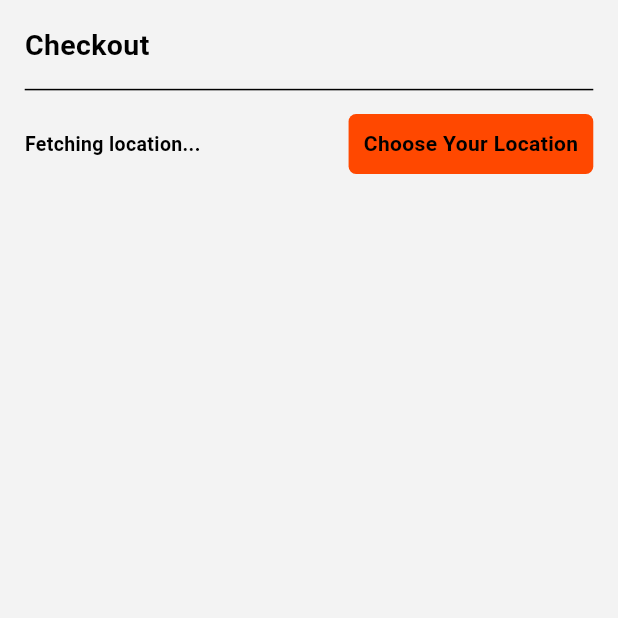
After one commit to Ahmedx44/food_hub, a Flutter app: the CheckoutPage screen opened directly, on a phone screen of 412 x 824 dp, the top half of it. The commit adds this screen. Run offline on Flutter 3.47's test engine with Material 3 defaults, Android fonts, the phone set to English and light mode, and no system bars; our stand-ins replace awesome_bottom_bar, bloc, carousel_slider, cloud_firestore, dartz, extended_image and 16 more; missing offline and left inert: geolocator_platform_interface; accounts and stored records are empty; network calls fail.

Commit message:
"Updated theme, widgets, and plugins in Flutter app, including changes to colors, layouts, and added url_launcher plugin."

```diff
--- a/lib/core/theme/theme.dart
+++ b/lib/core/theme/theme.dart
@@ -11,7 +11,7 @@ final ThemeData lightMode = ThemeData(
       onPrimary: Colors.black,
       onSecondary: Colors.black,
       onTertiary: Colors.white,
-  ),
+      tertiary: const Color.fromARGB(255, 243, 243, 243)),
   textTheme: const TextTheme(
     bodyLarge: TextStyle(color: Colors.black),
     bodyMedium: TextStyle(color: Colors.black),
@@ -22,21 +22,19 @@ final ThemeData lightMode = ThemeData(
 final ThemeData darkMode = ThemeData(
   scaffoldBackgroundColor: Colors.black,
   colorScheme: ColorScheme.dark(
-    primary:
-        const Color.fromARGB(255, 255, 72, 0), // Keep primary color the same
-    onPrimaryContainer:
-        const Color.fromARGB(255, 252, 178, 148), // Keep this color as is
-    secondary: Colors.grey[800]!, // Darker shade for secondary
-    onSecondaryContainer: const Color.fromARGB(
-        255, 40, 40, 40), // Darker shade for secondary container
-    surface: Colors.grey[900]!, // Dark surface color
-    onPrimary: Colors.white, // Change onPrimary to white for contrast
-    onSecondary: Colors.white, // Change onSecondary to white for contrast
-    onTertiary: Colors.black, // Change onTertiary to black for contrast
+    primary: const Color.fromARGB(255, 255, 72, 0),
+    onPrimaryContainer: const Color.fromARGB(255, 252, 178, 148),
+    secondary: Colors.grey[800]!,
+    onSecondaryContainer: const Color.fromARGB(255, 40, 40, 40),
+    surface: Colors.grey[900]!,
+    onPrimary: Colors.white,
+    onSecondary: Colors.white,
+    onTertiary: Colors.black,
+    tertiary: const Color.fromARGB(255, 31, 31, 31),
   ),
   textTheme: const TextTheme(
-    bodyLarge: TextStyle(color: Colors.white), // White text for body large
-    bodyMedium: TextStyle(color: Colors.white), // White text for body medium
-    bodySmall: TextStyle(color: Colors.grey), // Keep small text grey
+    bodyLarge: TextStyle(color: Colors.white),
+    bodyMedium: TextStyle(color: Colors.white),
+    bodySmall: TextStyle(color: Colors.grey),
   ),
 );
--- a/lib/features/auth/presentation/pages/login.dart
+++ b/lib/features/auth/presentation/pages/login.dart
@@ -33,7 +33,7 @@ class _LoginPageState extends State<LoginPage> {
         child: SingleChildScrollView(
           child: Column(
             crossAxisAlignment: CrossAxisAlignment.start,
-            mainAxisAlignment: MainAxisAlignment.center,
+            mainAxisAlignment: MainAxisAlignment.spaceBetween,
             children: [
               Column(
                 crossAxisAlignment: CrossAxisAlignment.start,
@@ -112,9 +112,7 @@ class _LoginPageState extends State<LoginPage> {
                   ),
                 ],
               ),
-              SizedBox(
-                height: MediaQuery.of(context).size.height * 0.02,
-              ),
+
               Center(
                 child: ElevatedButton(
                   onPressed: () async {
--- /dev/null
+++ b/lib/features/cart/presentation/page/checkout_page.dart
@@ -0,0 +1,115 @@
+import 'package:flutter/material.dart';
+import 'package:food_hub/features/home/domain/usecase/get_location_usecase.dart';
+import 'package:food_hub/service_locator.dart';
+import 'package:geocoding/geocoding.dart';
+import 'package:geolocator/geolocator.dart';
+import 'package:go_router/go_router.dart';
+
+class CheckoutPage extends StatefulWidget {
+  const CheckoutPage({super.key});
+
+  @override
+  State<CheckoutPage> createState() => _CheckoutPageState();
+}
+
+class _CheckoutPageState extends State<CheckoutPage> {
+  Position? location;
+  List<Placemark>? place;
+
+  // Get current location
+  void getLocation() async {
+    final result = await sl<GetLocationUsecase>().call();
+    result.fold((ifLeft) {}, (ifRight) {
+      setState(() {
+        location = ifRight;
+      });
+      getPlacemark(); // Fetch placemark after getting location
+    });
+  }
+
+  // Get placemark from location coordinates
+  Future<void> getPlacemark() async {
+    if (location != null) {
+      List<Placemark> placemarks = await placemarkFromCoordinates(
+          location!.latitude, location!.longitude);
+      setState(() {
+        place = placemarks;
+      });
+    }
+  }
+
+  @override
+  void initState() {
+    super.initState();
+    getLocation();
+  }
+
+  @override
+  Widget build(BuildContext context) {
+    return Scaffold(
+      backgroundColor: Theme.of(context).colorScheme.tertiary,
+      body: Container(
+        padding: EdgeInsets.all(MediaQuery.of(context).size.height * 0.02),
+        child: Column(
+          crossAxisAlignment: CrossAxisAlignment.start,
+          children: [
+            const Text(
+              'Checkout',
+              style: TextStyle(
+                fontSize: 19,
+                fontWeight: FontWeight.bold,
+              ),
+            ),
+            SizedBox(
+              height: MediaQuery.of(context).size.height * 0.01,
+            ),
+            const Divider(),
+            SizedBox(
+              height: MediaQuery.of(context).size.height * 0.01,
+            ),
+            Row(
+              mainAxisAlignment: MainAxisAlignment.spaceBetween,
+              children: [
+                Expanded(
+                  child: Text(
+                    place != null && place!.isNotEmpty
+                        ? '${place![0].country}, ${place![0].administrativeArea}, ${place![0].locality}'
+                        : 'Fetching location...', // Loading message while fetching placemark
+                    style: const TextStyle(
+                        fontWeight: FontWeight.bold, fontSize: 13),
+                    overflow: TextOverflow.ellipsis,
+                  ),
+                ),
+                GestureDetector(
+                  onTap: () {
+                    if (location != null) {
+                      context.push('/map', extra: location);
+                    } else {
+                      ScaffoldMessenger.of(context).showSnackBar(
+                        const SnackBar(
+                            content: Text('Location not available yet')),
+                      );
+                    }
+                  },
+                  child: Container(
+                    padding: const EdgeInsets.all(10),
+                    decoration: BoxDecoration(
+                      borderRadius: BorderRadius.circular(5),
+                      color: Theme.of(context).colorScheme.primary,
+                    ),
+                    child: const Center(
+                      child: Text(
+                        'Choose Your Location',
+                        style: TextStyle(fontWeight: FontWeight.bold),
+                      ),
+                    ),
+                  ),
+                ),
+              ],
+            ),
+          ],
+        ),
+      ),
+    );
+  }
+}
--- a/lib/main.dart
+++ b/lib/main.dart
@@ -6,11 +6,13 @@ import 'package:food_hub/features/auth/presentation/pages/auth_gate.dart';
 import 'package:food_hub/features/auth/presentation/pages/forget_password_page.dart';
 import 'package:food_hub/features/auth/presentation/pages/login.dart';
 import 'package:food_hub/features/auth/presentation/pages/signup.dart';
+import 'package:food_hub/features/cart/presentation/page/map.dart';
 import 'package:food_hub/features/home/presentation/home.dart';
 import 'package:food_hub/features/home/presentation/page/detail_page.dart';
 import 'package:food_hub/features/onboarding/presentation/onboarding_screen.dart';
 import 'package:food_hub/firebase_options.dart';
 import 'package:food_hub/service_locator.dart';
+import 'package:geolocator/geolocator.dart';
 import 'package:go_router/go_router.dart';
 
 void main() async {
@@ -66,6 +68,15 @@ final GoRouter _router = GoRouter(
         return ItemDetail(item: item);
       },
     ),
+    GoRoute(
+      path: '/map',
+      builder: (BuildContext context, GoRouterState state) {
+        final location = state.extra as Position;
+        return MyMapp(
+          position: location,
+        );
+      },
+    ),
   ],
 );
 
--- a/pubspec.yaml
+++ b/pubspec.yaml
@@ -56,6 +56,9 @@ dependencies:
   bloc: ^8.1.4
   shimmer: ^3.0.0
   flutter_rating_bar: ^4.0.1
+  flutter_map: ^7.0.2
+  latlong2: ^0.9.1
+  url_launcher:
 
 
 
```
Also changed, not shown: lib/features/cart/presentation/page/cart.dart (+23 -5 lines), lib/features/cart/presentation/page/map.dart (added, +75 -0 lines), lib/features/home/presentation/page/homepage.dart (+4 -4 lines), lib/features/home/presentation/widegt/items.dart (+11 -49 lines), lib/features/home/presentation/widegt/mini_card.dart (+6 -3 lines), pubspec.lock, 5 other files. Lines whose indentation alone changed are shown as unchanged.
